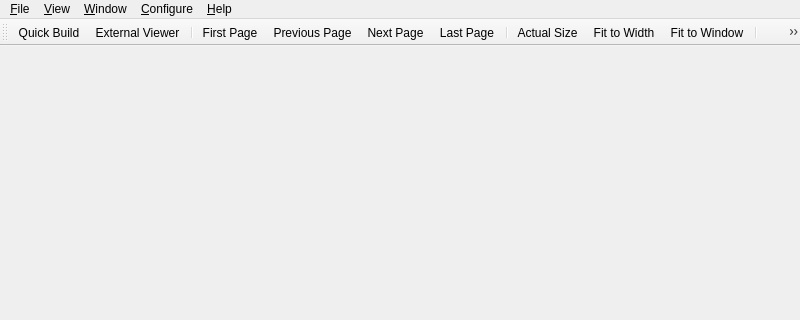
Qt form PDFDocument.ui (svn2github/texstudio-trunk) before a commit; both pictures show x 0 to 800 and y 0 to 320 of the 800 by 600 pixel window.
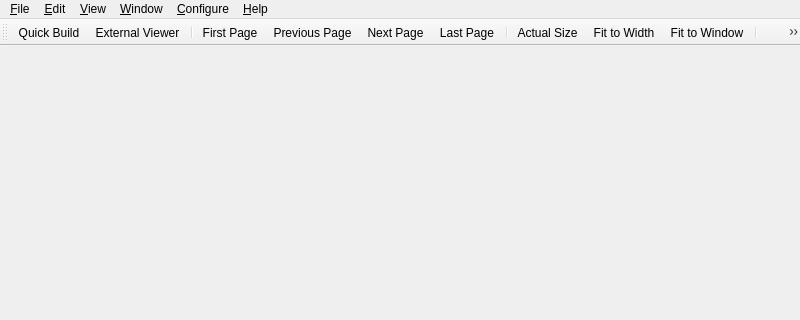
The same form after that commit.

Commit message: restored preview search bar shortcuts

Diff of the .ui file:
```diff
--- a/PDFDocument.ui
+++ b/PDFDocument.ui
@@ -88,7 +88,15 @@
     <addaction name="separator"/>
     <addaction name="actionGo_to_Source"/>
    </widget>
+   <widget class="QMenu" name="menuEdit_2">
+    <property name="title">
+     <string>&amp;Edit</string>
+    </property>
+    <addaction name="actionFind_2"/>
+    <addaction name="actionFind_again"/>
+   </widget>
    <addaction name="menuFile"/>
+   <addaction name="menuEdit_2"/>
    <addaction name="menuView"/>
    <addaction name="menuWindow"/>
    <addaction name="menuEdit"/>
```
Left out of the diff: 16 changed lines with no effect on the pictures. The commit also changes 2 other files.
